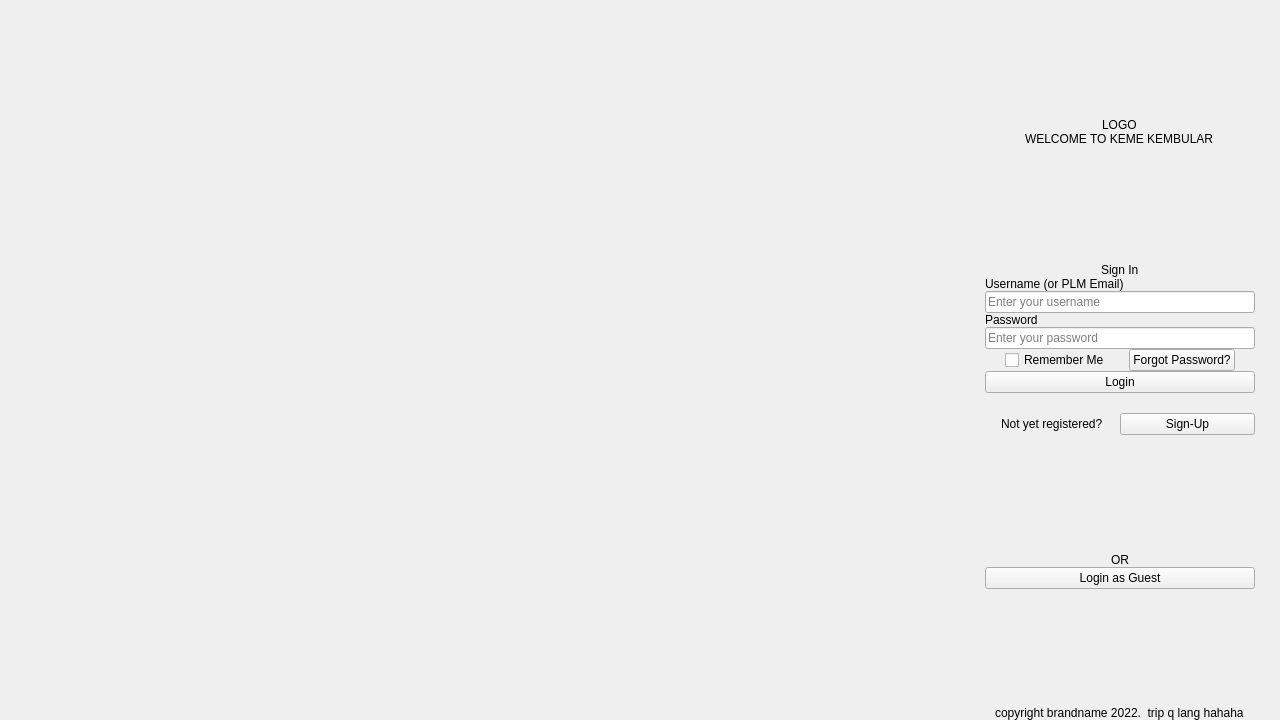
This is landingpage.ui in PeteCastle/SoftwareDesignCaseStudy as Qt 5 draws it before an edit. The edited form follows.
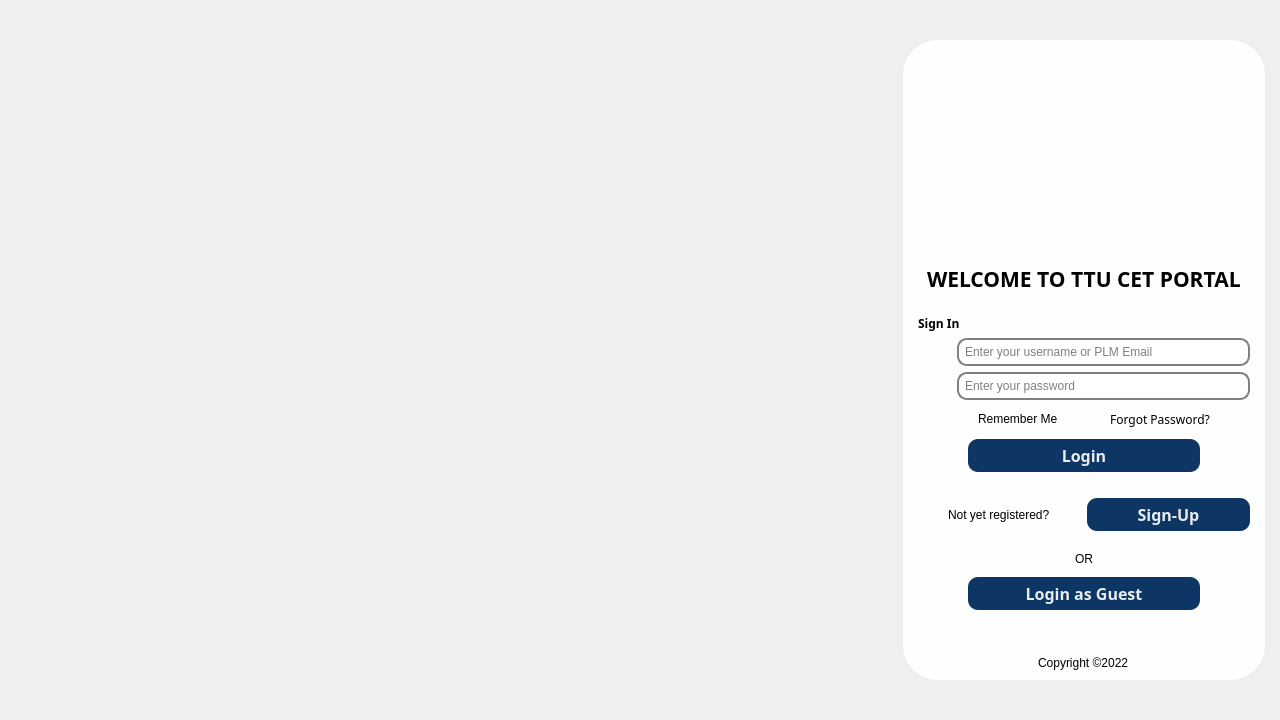
This is the edited form. Icons and pictures are not drawn.

Diff of the .ui file:
```diff
--- a/landingpage.ui
+++ b/landingpage.ui
@@ -13,8 +13,14 @@
   <property name="windowTitle">
    <string>LandingPage</string>
   </property>
+  <property name="styleSheet">
+   <string notr="true">QMainWindow {
+	
+	background-image: url(:/Icons/ProgramIcons/Background.png);
+}</string>
+  </property>
   <widget class="QWidget" name="centralwidget">
-   <layout class="QHBoxLayout" name="horizontalLayout" stretch="75,25">
+   <layout class="QHBoxLayout" name="horizontalLayout" stretch="75,0">
     <property name="spacing">
      <number>0</number>
     </property>
@@ -32,6 +38,12 @@
     </property>
     <item>
      <widget class="QWidget" name="InformationWindow" native="true">
+      <property name="font">
+       <font>
+        <pointsize>12</pointsize>
+        <bold>true</bold>
+       </font>
+      </property>
       <layout class="QVBoxLayout" name="verticalLayout_2">
        <property name="spacing">
         <number>0</number>
@@ -54,16 +66,19 @@
     <item>
      <layout class="QVBoxLayout" name="verticalLayout">
       <property name="leftMargin">
-       <number>25</number>
+       <number>15</number>
       </property>
       <property name="rightMargin">
-       <number>25</number>
+       <number>15</number>
       </property>
       <item>
        <spacer name="verticalSpacer">
         <property name="orientation">
          <enum>Qt::Vertical</enum>
         </property>
+        <property name="sizeType">
+         <enum>QSizePolicy::Fixed</enum>
+        </property>
         <property name="sizeHint" stdset="0">
          <size>
           <width>20</width>
@@ -72,49 +87,129 @@
         </property>
        </spacer>
       </item>
-      <item alignment="Qt::AlignHCenter">
+      <item>
+       <widget class="QWidget" name="widget" native="true">
+        <property name="styleSheet">
+         <string notr="true">QWidget {
+	background-color: rgba(255, 255, 255,235);
+	border-radius: 35px;
+}</string>
+        </property>
+        <layout class="QVBoxLayout" name="verticalLayout_3">
+         <property name="leftMargin">
+          <number>15</number>
+         </property>
+         <property name="topMargin">
+          <number>0</number>
+         </property>
+         <property name="rightMargin">
+          <number>15</number>
+         </property>
+         <property name="bottomMargin">
+          <number>0</number>
+         </property>
+         <item>
+          <layout class="QVBoxLayout" name="verticalLayout_4" stretch="50,10">
+           <property name="spacing">
+            <number>0</number>
+           </property>
+           <item>
        <widget class="QLabel" name="label_2">
+             <property name="minimumSize">
+              <size>
+               <width>150</width>
+               <height>150</height>
+              </size>
+             </property>
+             <property name="styleSheet">
+              <string notr="true"> QLabel {
+   
+	background-color: rgba(255, 255, 255,0);
+	image: url(:/Icons/ProgramIcons/Logo.png);
+}</string>
+             </property>
         <property name="text">
-         <string>LOGO</string>
+              <string/>
         </property>
        </widget>
       </item>
-      <item alignment="Qt::AlignHCenter">
+           <item alignment="Qt::AlignHCenter|Qt::AlignTop">
        <widget class="QLabel" name="label">
+             <property name="font">
+              <font>
+               <family>Joan</family>
+               <pointsize>16</pointsize>
+               <italic>false</italic>
+               <bold>true</bold>
+              </font>
+             </property>
+             <property name="styleSheet">
+              <string notr="true">QLabel {
+
+font: bold 16pt &quot;Joan&quot;;
+
+background-color: rgba(255, 255, 255,0);
+
+}</string>
+             </property>
         <property name="text">
-         <string>WELCOME TO KEME KEMBULAR</string>
+              <string>WELCOME TO TTU CET PORTAL</string>
         </property>
        </widget>
       </item>
+          </layout>
+         </item>
       <item>
-       <spacer name="verticalSpacer_3">
-        <property name="orientation">
-         <enum>Qt::Vertical</enum>
-        </property>
-        <property name="sizeHint" stdset="0">
-         <size>
-          <width>20</width>
-          <height>40</height>
-         </size>
-        </property>
-       </spacer>
-      </item>
-      <item alignment="Qt::AlignHCenter">
        <widget class="QLabel" name="SignInLabel">
+           <property name="font">
+            <font>
+             <family>Joan</family>
+             <pointsize>9</pointsize>
+             <italic>false</italic>
+             <bold>true</bold>
+            </font>
+           </property>
+           <property name="styleSheet">
+            <string notr="true">QLabel {
+
+font: bold 9pt  &quot;Joan&quot;;
+background-color: rgba(255, 255, 255,0);
+
+}</string>
+           </property>
         <property name="text">
          <string>Sign In</string>
         </property>
        </widget>
       </item>
       <item>
+          <layout class="QHBoxLayout" name="horizontalLayout_4" stretch="10,90">
+           <item>
        <widget class="QLabel" name="EmailLabel">
+             <property name="styleSheet">
+              <string notr="true"> QLabel {
+   
+	background-color: rgba(255, 255, 255,0);
+	image: url(:/Login Icons/ProgramIcons/Login Icons/Login.png);
+}</string>
+             </property>
         <property name="text">
-         <string>Username (or PLM Email)</string>
+              <string/>
         </property>
        </widget>
       </item>
       <item>
        <widget class="QLineEdit" name="EmailLineEdit">
+             <property name="styleSheet">
+              <string notr="true">QLineEdit {
+	font: 9pt &quot;Joan&quot;;
+    border: 2px solid gray;
+    border-radius: 10px;
+    padding:4px 20px 4px 4px;
+    background: white;
+    selection-background-color: darkgray;
+}</string>
+             </property>
         <property name="inputMask">
          <string/>
         </property>
@@ -122,19 +217,41 @@
          <string/>
         </property>
         <property name="placeholderText">
-         <string>Enter your username</string>
+              <string>Enter your username or PLM Email</string>
         </property>
        </widget>
       </item>
+          </layout>
+         </item>
+         <item>
+          <layout class="QHBoxLayout" name="horizontalLayout_5" stretch="10,90">
       <item>
        <widget class="QLabel" name="PasswordLabel">
+             <property name="styleSheet">
+              <string notr="true"> QLabel {
+   
+	background-color: rgba(255, 255, 255,0);
+	
+	image: url(:/Login Icons/ProgramIcons/Login Icons/Password.png);
+}</string>
+             </property>
         <property name="text">
-         <string>Password</string>
+              <string/>
         </property>
        </widget>
       </item>
       <item>
        <widget class="QLineEdit" name="PasswordLineEdit">
+             <property name="styleSheet">
+              <string notr="true">QLineEdit {
+	font: 9pt &quot;Joan&quot;;
+    border: 2px solid gray;
+    border-radius: 10px;
+     padding:4px 20px 4px 4px;
+    background: white;
+    selection-background-color: darkgray;
+}</string>
+             </property>
         <property name="text">
          <string/>
         </property>
@@ -146,6 +263,8 @@
         </property>
        </widget>
       </item>
+          </layout>
+         </item>
       <item>
        <layout class="QHBoxLayout" name="horizontalLayout_2">
         <property name="topMargin">
@@ -158,7 +277,7 @@
           </property>
           <property name="sizeHint" stdset="0">
            <size>
-            <width>40</width>
+               <width>35</width>
             <height>20</height>
            </size>
           </property>
@@ -166,6 +285,34 @@
         </item>
         <item>
          <widget class="QCheckBox" name="RememberCheckbox">
+             <property name="styleSheet">
+              <string notr="true">QCheckBox {
+
+font: 9pt &quot;Joan&quot;;
+background-color: rgba(255, 255, 255,0);
+ spacing: 5px;
+}
+
+QCheckBox::indicator {
+    width: 20px;
+    height: 20px;
+}
+
+QCheckBox::indicator:unchecked {
+    image: url(:/Checkbox/ProgramIcons/Checkbox/unchecked.png);
+}
+
+QCheckBox::indicator:unchecked:hover {
+    image: url(:/Checkbox/ProgramIcons/Checkbox/hover.png);
+}
+
+QCheckBox::indicator:checked {
+    image: url(:/Checkbox/ProgramIcons/Checkbox/checked.png);
+}
+QCheckBox::indicator:checked:hover {
+    image: url(:/Checkbox/ProgramIcons/Checkbox/hover.png);
+}</string>
+             </property>
           <property name="text">
            <string>Remember Me</string>
           </property>
@@ -186,6 +333,33 @@
         </item>
         <item>
          <widget class="QPushButton" name="ForgotPasswordButton">
+             <property name="font">
+              <font>
+               <family>Joan</family>
+               <pointsize>9</pointsize>
+               <italic>false</italic>
+               <bold>false</bold>
+              </font>
+             </property>
+             <property name="styleSheet">
+              <string notr="true">QPushButton{
+font: 9pt &quot;Joan&quot;;
+background-color: rgba(255, 255, 255,0);
+color: rgb(0, 0, 0);
+border-radius: 10px;
+padding: 5px;
+}
+QPushButton::hover{
+border-style: inset;
+background-color:rgba(25, 104, 195,0);
+color: rgb(213, 173, 18);
+
+}
+QPushButton::pressed{
+border: 5px solid rgb(0, 170, 0);
+}
+</string>
+             </property>
           <property name="text">
            <string>Forgot Password?</string>
           </property>
@@ -198,7 +372,7 @@
           </property>
           <property name="sizeHint" stdset="0">
            <size>
-            <width>40</width>
+               <width>35</width>
             <height>20</height>
            </size>
           </property>
@@ -206,13 +380,50 @@
         </item>
        </layout>
       </item>
+         <item>
+          <layout class="QHBoxLayout" name="horizontalLayout_6">
+           <property name="leftMargin">
+            <number>50</number>
+           </property>
+           <property name="rightMargin">
+            <number>50</number>
+           </property>
       <item>
        <widget class="QPushButton" name="LoginButton">
+             <property name="font">
+              <font>
+               <family>Joan</family>
+               <pointsize>12</pointsize>
+               <italic>false</italic>
+               <bold>true</bold>
+              </font>
+             </property>
+             <property name="styleSheet">
+              <string notr="true">QPushButton{
+font: bold 12pt  &quot;Joan&quot;;
+background-color: rgb(13, 54, 101);
+color: rgb(233, 236, 237);
+border-radius: 10px;
+padding: 5px;
+}
+QPushButton::hover{
+border-style: inset;
+background-color:rgb(25, 104, 195);
+color: rgb(213, 173, 18);
+
+}
+QPushButton::pressed{
+border: 2px solid rgb(0, 170, 0);
+}
+</string>
+             </property>
         <property name="text">
          <string>Login</string>
         </property>
        </widget>
       </item>
+          </layout>
+         </item>
       <item>
        <spacer name="verticalSpacer_4">
         <property name="orientation">
@@ -236,6 +447,14 @@
         </property>
         <item alignment="Qt::AlignHCenter">
          <widget class="QLabel" name="SignUpLabel">
+             <property name="styleSheet">
+              <string notr="true">QLabel {
+
+font: 9pt &quot;Joan&quot;;
+background-color: rgba(255, 255, 255,0);
+
+}</string>
+             </property>
           <property name="text">
            <string>Not yet registered?</string>
           </property>
@@ -243,6 +462,33 @@
         </item>
         <item>
          <widget class="QPushButton" name="SignUpButton">
+             <property name="font">
+              <font>
+               <family>Joan</family>
+               <pointsize>12</pointsize>
+               <italic>false</italic>
+               <bold>true</bold>
+              </font>
+             </property>
+             <property name="styleSheet">
+              <string notr="true">QPushButton{
+font: bold 12pt &quot;Joan&quot;;
+background-color: rgb(13, 54, 101);
+color: rgb(233, 236, 237);
+border-radius: 10px;
+padding: 5px;
+}
+QPushButton::hover{
+border-style: inset;
+background-color:rgb(25, 104, 195);
+color: rgb(213, 173, 18);
+
+}
+QPushButton::pressed{
+border: 2px solid rgb(0, 170, 0);
+}
+</string>
+             </property>
           <property name="text">
            <string>Sign-Up</string>
           </property>
@@ -251,37 +497,105 @@
        </layout>
       </item>
       <item>
-       <spacer name="verticalSpacer_2">
+          <spacer name="verticalSpacer_6">
         <property name="orientation">
          <enum>Qt::Vertical</enum>
         </property>
+           <property name="sizeType">
+            <enum>QSizePolicy::Fixed</enum>
+           </property>
         <property name="sizeHint" stdset="0">
          <size>
           <width>20</width>
-          <height>40</height>
+             <height>15</height>
          </size>
         </property>
        </spacer>
       </item>
       <item alignment="Qt::AlignHCenter">
        <widget class="QLabel" name="label_4">
+           <property name="styleSheet">
+            <string notr="true">QLabel {
+font: 9pt &quot;Joan&quot;;
+background-color: rgba(255, 255, 255,0);
+
+}</string>
+           </property>
         <property name="text">
          <string>OR</string>
         </property>
        </widget>
       </item>
       <item>
+          <spacer name="verticalSpacer_7">
+           <property name="orientation">
+            <enum>Qt::Vertical</enum>
+           </property>
+           <property name="sizeType">
+            <enum>QSizePolicy::Fixed</enum>
+           </property>
+           <property name="sizeHint" stdset="0">
+            <size>
+             <width>20</width>
+             <height>5</height>
+            </size>
+           </property>
+          </spacer>
+         </item>
+         <item>
+          <layout class="QHBoxLayout" name="horizontalLayout_7">
+           <property name="leftMargin">
+            <number>50</number>
+           </property>
+           <property name="rightMargin">
+            <number>50</number>
+           </property>
+           <item>
        <widget class="QPushButton" name="GuestButton">
+             <property name="font">
+              <font>
+               <family>Joan</family>
+               <pointsize>12</pointsize>
+               <italic>false</italic>
+               <bold>true</bold>
+              </font>
+             </property>
+             <property name="styleSheet">
+              <string notr="true">QPushButton{
+
+font: bold 12pt &quot;Joan&quot;;
+	background-color: rgb(13, 54, 101);
+color: rgb(233, 236, 237);
+border-radius: 10px;
+padding: 5px;
+}
+QPushButton::hover{
+border-style: inset;
+background-color:rgb(25, 104, 195);
+color: rgb(213, 173, 18);
+
+}
+QPushButton::pressed{
+border: 2px solid rgb(0, 170, 0);
+}
+
+</string>
+             </property>
         <property name="text">
          <string>Login as Guest</string>
         </property>
        </widget>
       </item>
+          </layout>
+         </item>
       <item>
-       <spacer name="verticalSpacer_5">
+          <spacer name="verticalSpacer_3">
         <property name="orientation">
          <enum>Qt::Vertical</enum>
         </property>
+           <property name="sizeType">
+            <enum>QSizePolicy::Fixed</enum>
+           </property>
         <property name="sizeHint" stdset="0">
          <size>
           <width>20</width>
@@ -292,10 +606,53 @@
       </item>
       <item alignment="Qt::AlignHCenter">
        <widget class="QLabel" name="label_7">
+           <property name="styleSheet">
+            <string notr="true">QLabel {
+
+font: 9pt &quot;Joan&quot;;
+background-color: rgba(255, 255, 255,0);
+
+}</string>
+           </property>
         <property name="text">
-         <string>copyright brandname 2022.  trip q lang hahaha</string>
-        </property>
-       </widget>
+            <string>Copyright ©2022</string>
+           </property>
+          </widget>
+         </item>
+         <item>
+          <spacer name="verticalSpacer_5">
+           <property name="orientation">
+            <enum>Qt::Vertical</enum>
+           </property>
+           <property name="sizeType">
+            <enum>QSizePolicy::Fixed</enum>
+           </property>
+           <property name="sizeHint" stdset="0">
+            <size>
+             <width>20</width>
+             <height>10</height>
+            </size>
+           </property>
+          </spacer>
+         </item>
+        </layout>
+       </widget>
+      </item>
+      <item>
+       <spacer name="verticalSpacer_2">
+        <property name="orientation">
+         <enum>Qt::Vertical</enum>
+        </property>
+        <property name="sizeType">
+         <enum>QSizePolicy::Fixed</enum>
+        </property>
+        <property name="sizeHint" stdset="0">
+         <size>
+          <width>20</width>
+          <height>40</height>
+         </size>
+        </property>
+       </spacer>
       </item>
      </layout>
     </item>
```
Lines whose indentation alone changed are shown as unchanged.
